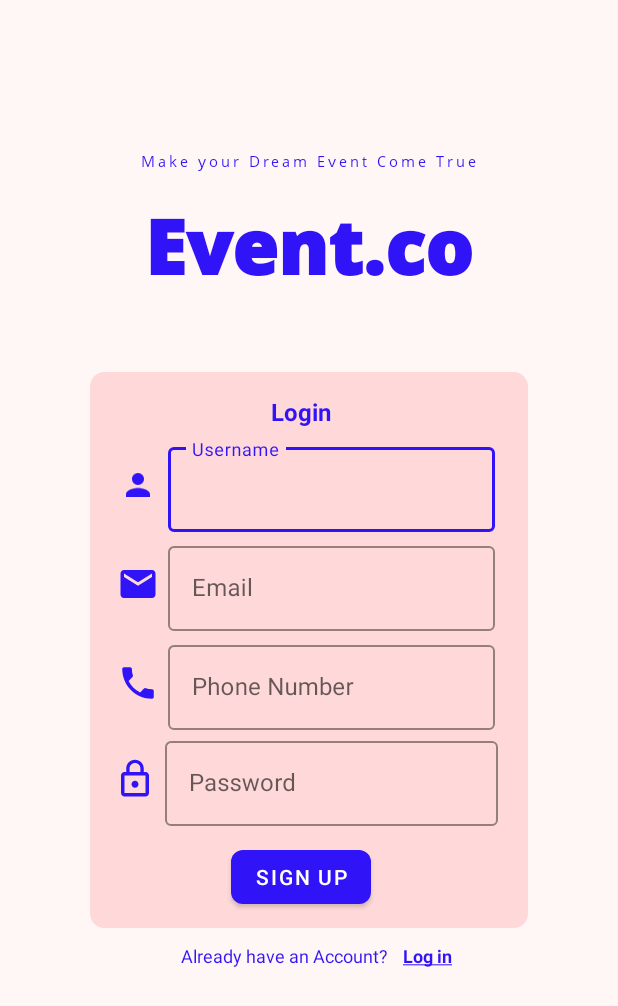
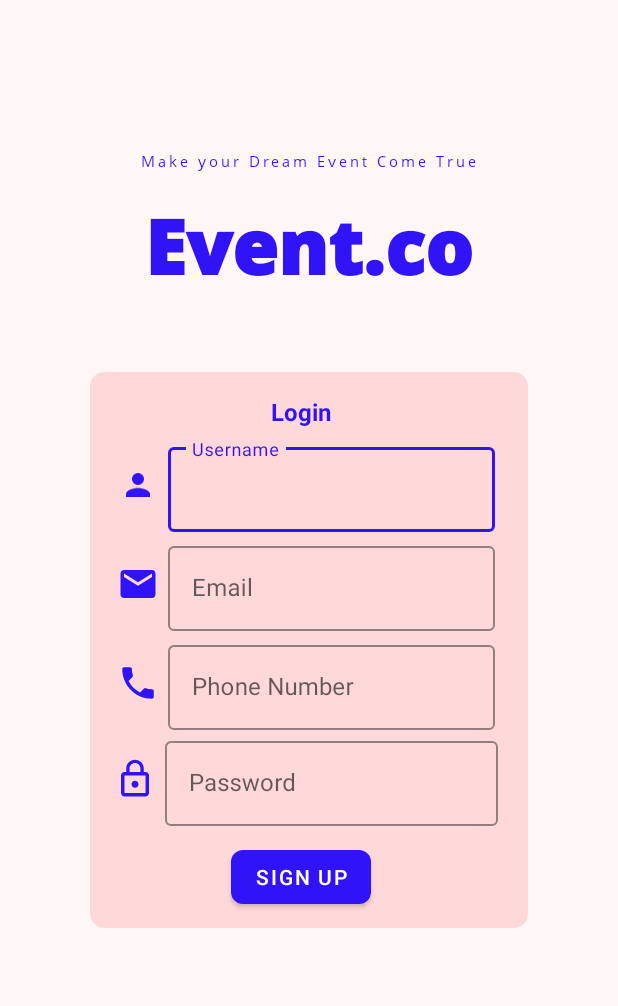
Before and after one commit to crshao/manbis_eventco, an Android app: the RegisterActivity screen opened directly, with no data from a screen before it, on a phone screen of 412 x 824 dp. Shown: the top 1006 px of the screen. Run offline under Robolectric (Android 15) with nearby library versions, the phone set to English and light mode, and no system bars; our stand-ins replace ButterKnife.

Commit message:
Login Register

```diff
--- a/app/src/main/java/com/example/manbis_eventco/LoginActivity.java
+++ b/app/src/main/java/com/example/manbis_eventco/LoginActivity.java
@@ -2,6 +2,7 @@ package com.example.manbis_eventco;
 
 import androidx.appcompat.app.AppCompatActivity;
 import butterknife.BindView;
+import butterknife.ButterKnife;
 import butterknife.OnClick;
 
 import android.content.Intent;
@@ -34,10 +35,11 @@ public class LoginActivity extends AppCompatActivity {
     protected void onCreate(Bundle savedInstanceState) {
         super.onCreate(savedInstanceState);
         setContentView(R.layout.activity_login);
+        ButterKnife.bind(this);
     }
 
     @OnClick(R.id.btn_login)
-    void login()
+    public void login(View view)
     {
         String user = username.getEditText().getText().toString();
         String pass = password.getEditText().getText().toString();
@@ -46,9 +48,14 @@ public class LoginActivity extends AppCompatActivity {
 
         String userDetail = sharedPreferences.getString(user + pass + "data", "Username or Password is incorrect");
         SharedPreferences.Editor editor = sharedPreferences.edit();
+        editor.apply();
+
+        Intent intent = new Intent(this, MainActivity.class);
+        startActivity(intent);
+        finish();
     }
 
-    public void register(View v)
+    public void register(View view)
     {
         Intent intent = new Intent(this, RegisterActivity.class);
         startActivity(intent);
--- a/app/src/main/java/com/example/manbis_eventco/RegisterActivity.java
+++ b/app/src/main/java/com/example/manbis_eventco/RegisterActivity.java
@@ -2,6 +2,7 @@ package com.example.manbis_eventco;
 
 import androidx.appcompat.app.AppCompatActivity;
 import butterknife.BindView;
+import butterknife.ButterKnife;
 import butterknife.OnClick;
 
 import android.content.Intent;
@@ -9,13 +10,15 @@ import android.content.SharedPreferences;
 import android.content.SharedPreferences.Editor;
 import android.os.Bundle;
 import android.view.View;
+import android.widget.Button;
+import android.widget.Toast;
 
 import com.google.android.material.button.MaterialButton;
 import com.google.android.material.textfield.TextInputLayout;
 
 public class RegisterActivity extends AppCompatActivity {
 
-    private final static String TAG = "RegitsterActivity";
+    private final static String TAG = "RegisterActivity";
 
     @BindView(R.id.username_layout)
     TextInputLayout username;
@@ -36,13 +39,15 @@ public class RegisterActivity extends AppCompatActivity {
     protected void onCreate(Bundle savedInstanceState) {
         super.onCreate(savedInstanceState);
         setContentView(R.layout.activity_register);
-
+        ButterKnife.bind(this);
     }
 
-    @OnClick()
-    void register(View view)
+    @OnClick(R.id.btn_register)
+    public void register(View view)
     {
+//        Toast.makeText(this, "TEST", Toast.LENGTH_SHORT).show();
         SharedPreferences sharedPreferences = getSharedPreferences("pref", MODE_PRIVATE);
+
         String newUser = username.getEditText().getText().toString();
         String newPass = password.getEditText().getText().toString();
         String newPhone = phonenum.getEditText().getText().toString();
@@ -51,7 +56,10 @@ public class RegisterActivity extends AppCompatActivity {
         SharedPreferences.Editor editor = sharedPreferences.edit();
 
         editor.putString(newUser + newPass + "data", newUser + "\n" + newPhone + "\n" + newEmail);
+        editor.apply();
         editor.commit();
+
+        Toast.makeText(this, "Registration Successful.", Toast.LENGTH_LONG).show();
 
         Intent intent = new Intent(this, LoginActivity.class);
         startActivity(intent);
--- a/app/src/main/res/layout/activity_register.xml
+++ b/app/src/main/res/layout/activity_register.xml
@@ -162,34 +162,7 @@
                     android:layout_marginTop="10sp"
                     app:cornerRadius="8dp"
                     android:text="Sign up"/>
-
             </LinearLayout>
         </LinearLayout>
-        <LinearLayout
-            android:layout_width="match_parent"
-            android:layout_height="wrap_content"
-            android:orientation="horizontal"
-            android:layout_gravity="center"
-            android:gravity="center">
-            <com.google.android.material.textview.MaterialTextView
-                android:layout_margin="10dp"
-                android:layout_width="wrap_content"
-                android:layout_height="wrap_content"
-                android:textSize="12dp"
-                android:text="Already have an Account?"
-                android:textColor="@color/colorPrimary"
-                />
-            <com.google.android.material.textview.MaterialTextView
-                android:layout_width="wrap_content"
-                android:layout_height="wrap_content"
-                android:textColor="@color/colorPrimary"
-                android:textSize="12dp"
-                android:text="@string/Login_txt"
-                android:textStyle="bold"
-                android:clickable="true"/>
-
-
-        </LinearLayout>
     </LinearLayout>
-
 </RelativeLayout>
```
